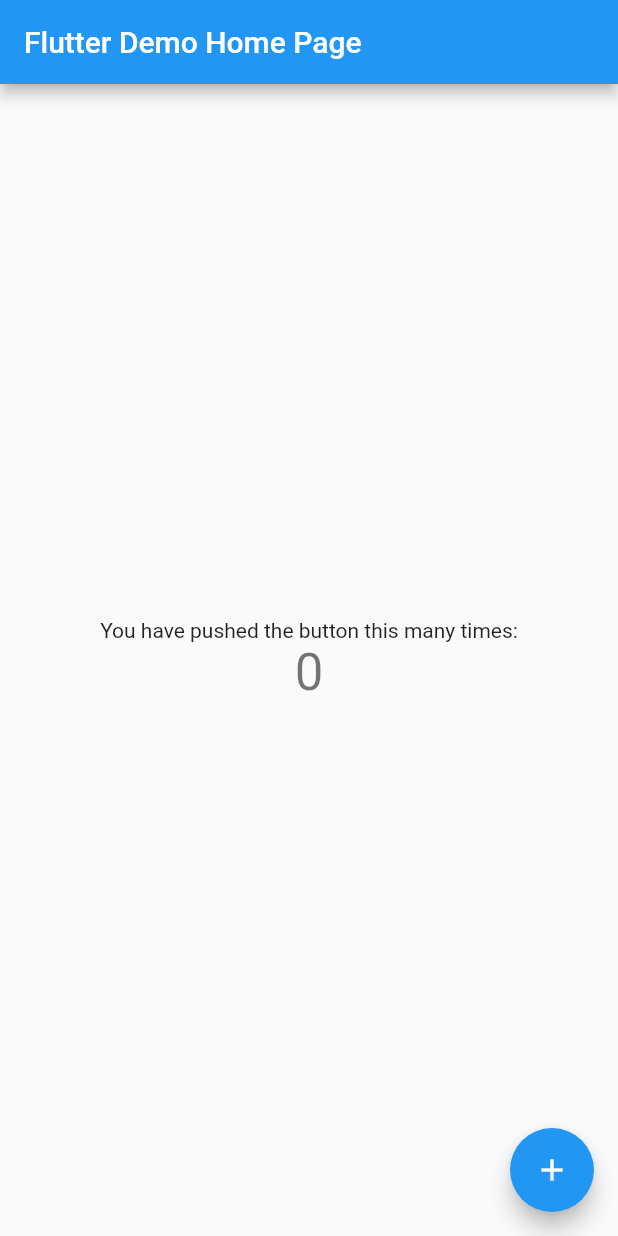
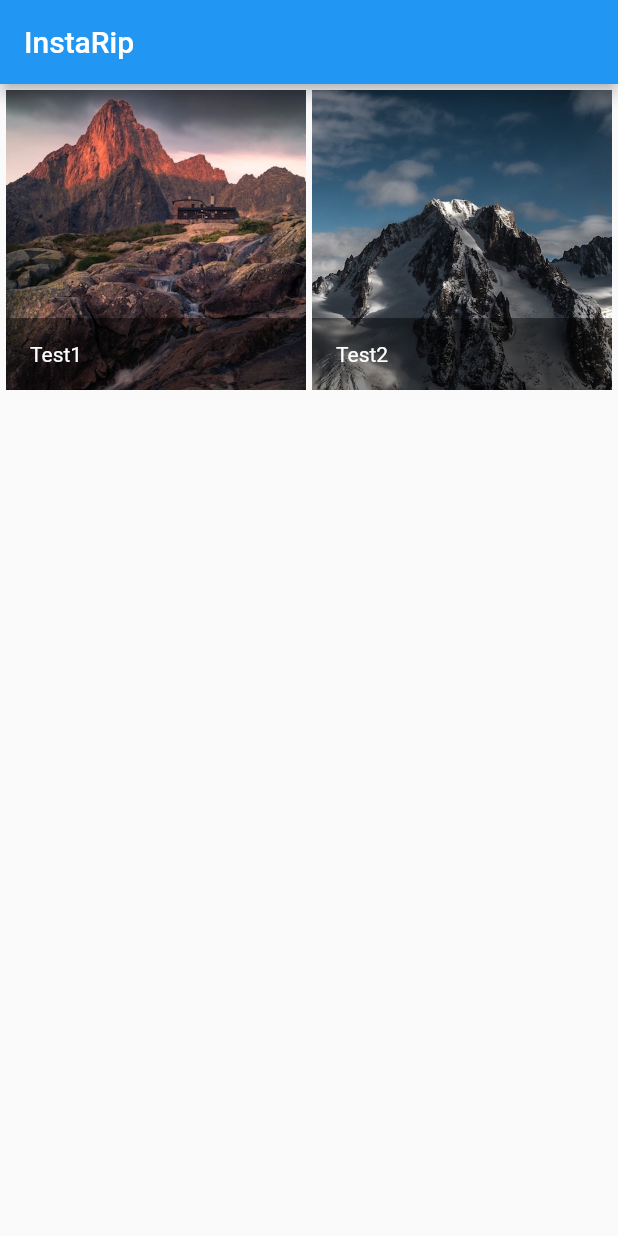
Before and after one commit to TortoiseWrath/instarip, a Flutter app: the screen it shows after launch, on a phone screen of 412 x 824 dp. Run offline on Flutter 3.47's test engine with Material 2 defaults, Android fonts, the phone set to English and light mode, and no system bars; our stand-ins replace photo_view.

Commit message:
Added basic UI

```diff
--- /dev/null
+++ b/instarip/lib/homepage.dart
@@ -0,0 +1,116 @@
+import 'package:flutter/material.dart';
+import 'package:instarip/gallery.dart';
+
+class GridList extends StatefulWidget {
+  const GridList({Key key}) : super(key: key);
+
+  // static const String routeName = '/material/grid-list';
+  @override
+  GridListState createState() => GridListState();
+}
+
+class GridListState extends State<GridList> {
+  List<Folder> photos = <Folder>[
+    Folder(
+      preview: 'assets/stefan-stefancik-105587-unsplash.jpg',
+      name: 'Test1',
+    ),
+    Folder(
+      preview: 'assets/simon-fitall-530083-unsplash.jpg',
+      name: 'Test2',
+    ),
+  ];
+
+  @override
+  Widget build(BuildContext context) {
+    final Orientation orientation = MediaQuery.of(context).orientation;
+    return Scaffold(
+      appBar: AppBar(
+        title: const Text('InstaRip'),
+      ),
+      body: Column(
+        children: <Widget>[
+          Expanded(
+            child: SafeArea(
+              top: false,
+              bottom: false,
+              child: GridView.count(
+                crossAxisCount: (orientation == Orientation.portrait) ? 2 : 3,
+                mainAxisSpacing: 4.0,
+                crossAxisSpacing: 4.0,
+                padding: const EdgeInsets.all(4.0),
+                childAspectRatio:
+                    (orientation == Orientation.portrait) ? 1.0 : 1.3,
+                children: photos.map<Widget>((Folder photo) {
+                  return GridPhotoItem(
+                    folder: photo,
+                  );
+                }).toList(),
+              ),
+            ),
+          ),
+        ],
+      ),
+    );
+  }
+}
+
+class GridPhotoItem extends StatelessWidget {
+  GridPhotoItem({Key key, @required this.folder})
+      : assert(folder != null),
+        super(key: key);
+
+  final Folder folder;
+
+  @override
+  Widget build(BuildContext context) {
+    final Widget image = GestureDetector(
+        onTap: () {
+          // showPhoto(context);
+          Navigator.push(
+              context, MaterialPageRoute(builder: (context) => GalleryPage(title: 'InstaRip')));
+        },
+        child: Hero(
+            key: Key(folder.preview),
+            tag: folder.preview,
+            child: Image.asset(
+              folder.preview,
+              fit: BoxFit.cover,
+            )));
+
+    return GridTile(
+      footer: GestureDetector(
+        onTap: () {
+          // onBannerTap(photo);
+        },
+        child: GridTileBar(
+          backgroundColor: Colors.black45,
+          title: _GridTitleText(folder.name),
+        ),
+      ),
+      child: image,
+    );
+  }
+}
+
+class _GridTitleText extends StatelessWidget {
+  const _GridTitleText(this.text);
+
+  final String text;
+
+  @override
+  Widget build(BuildContext context) {
+    return FittedBox(
+      fit: BoxFit.scaleDown,
+      alignment: Alignment.centerLeft,
+      child: Text(text),
+    );
+  }
+}
+
+class Folder {
+  Folder({this.preview, this.name});
+
+  final String preview;
+  final String name;
+}
--- a/instarip/lib/main.dart
+++ b/instarip/lib/main.dart
@@ -1,111 +1,18 @@
 import 'package:flutter/material.dart';
+import 'package:instarip/gallery.dart';
+import 'package:instarip/homepage.dart';
 
 void main() => runApp(MyApp());
 
 class MyApp extends StatelessWidget {
-  // This widget is the root of your application.
   @override
   Widget build(BuildContext context) {
     return MaterialApp(
       title: 'Flutter Demo',
       theme: ThemeData(
-        // This is the theme of your application.
-        //
-        // Try running your application with "flutter run". You'll see the
-        // application has a blue toolbar. Then, without quitting the app, try
-        // changing the primarySwatch below to Colors.green and then invoke
-        // "hot reload" (press "r" in the console where you ran "flutter run",
-        // or simply save your changes to "hot reload" in a Flutter IDE).
-        // Notice that the counter didn't reset back to zero; the application
-        // is not restarted.
         primarySwatch: Colors.blue,
       ),
-      home: MyHomePage(title: 'Flutter Demo Home Page'),
+      home: GridList(),
     );
   }
 }
-
-class MyHomePage extends StatefulWidget {
-  MyHomePage({Key key, this.title}) : super(key: key);
-
-  // This widget is the home page of your application. It is stateful, meaning
-  // that it has a State object (defined below) that contains fields that affect
-  // how it looks.
-
-  // This class is the configuration for the state. It holds the values (in this
-  // case the title) provided by the parent (in this case the App widget) and
-  // used by the build method of the State. Fields in a Widget subclass are
-  // always marked "final".
-
-  final String title;
-
-  @override
-  _MyHomePageState createState() => _MyHomePageState();
-}
-
-class _MyHomePageState extends State<MyHomePage> {
-  int _counter = 0;
-
-  void _incrementCounter() {
-    setState(() {
-      // This call to setState tells the Flutter framework that something has
-      // changed in this State, which causes it to rerun the build method below
-      // so that the display can reflect the updated values. If we changed
-      // _counter without calling setState(), then the build method would not be
-      // called again, and so nothing would appear to happen.
-      _counter++;
-    });
-  }
-
-  @override
-  Widget build(BuildContext context) {
-    // This method is rerun every time setState is called, for instance as done
-    // by the _incrementCounter method above.
-    //
-    // The Flutter framework has been optimized to make rerunning build methods
-    // fast, so that you can just rebuild anything that needs updating rather
-    // than having to individually change instances of widgets.
-    return Scaffold(
-      appBar: AppBar(
-        // Here we take the value from the MyHomePage object that was created by
-        // the App.build method, and use it to set our appbar title.
-        title: Text(widget.title),
-      ),
-      body: Center(
-        // Center is a layout widget. It takes a single child and positions it
-        // in the middle of the parent.
-        child: Column(
-          // Column is also layout widget. It takes a list of children and
-          // arranges them vertically. By default, it sizes itself to fit its
-          // children horizontally, and tries to be as tall as its parent.
-          //
-          // Invoke "debug painting" (press "p" in the console, choose the
-          // "Toggle Debug Paint" action from the Flutter Inspector in Android
-          // Studio, or the "Toggle Debug Paint" command in Visual Studio Code)
-          // to see the wireframe for each widget.
-          //
-          // Column has various properties to control how it sizes itself and
-          // how it positions its children. Here we use mainAxisAlignment to
-          // center the children vertically; the main axis here is the vertical
-          // axis because Columns are vertical (the cross axis would be
-          // horizontal).
-          mainAxisAlignment: MainAxisAlignment.center,
-          children: <Widget>[
-            Text(
-              'You have pushed the button this many times:',
-            ),
-            Text(
-              '$_counter',
-              style: Theme.of(context).textTheme.display1,
-            ),
-          ],
-        ),
-      ),
-      floatingActionButton: FloatingActionButton(
-        onPressed: _incrementCounter,
-        tooltip: 'Increment',
-        child: Icon(Icons.add),
-      ), // This trailing comma makes auto-formatting nicer for build methods.
-    );
-  }
-}
```
Also changed, not shown: instarip/lib/gallery.dart (added, +85 -0 lines), instarip/pubspec.yaml (+8 -4 lines), instarip/assets/ronnie-mayo-361348-unsplash.jpg (added), instarip/assets/simon-fitall-530083-unsplash.jpg (added), instarip/assets/stefan-stefancik-105587-unsplash.jpg (added), 2 other files.
